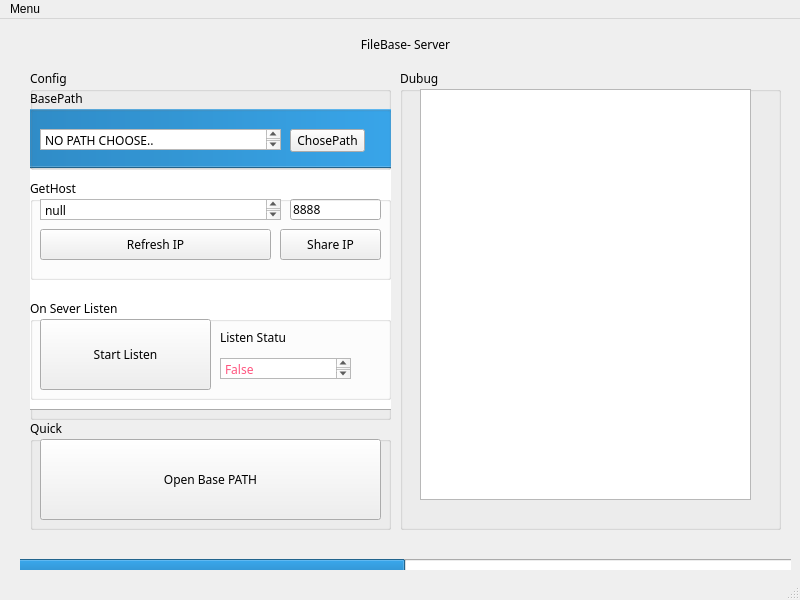
This is FSyncX/FSync_FullVersion/MainWindow.ui in sangko-dgq/My-Qt-Test-Projects as Qt 5 draws it before an edit. The edited form follows.
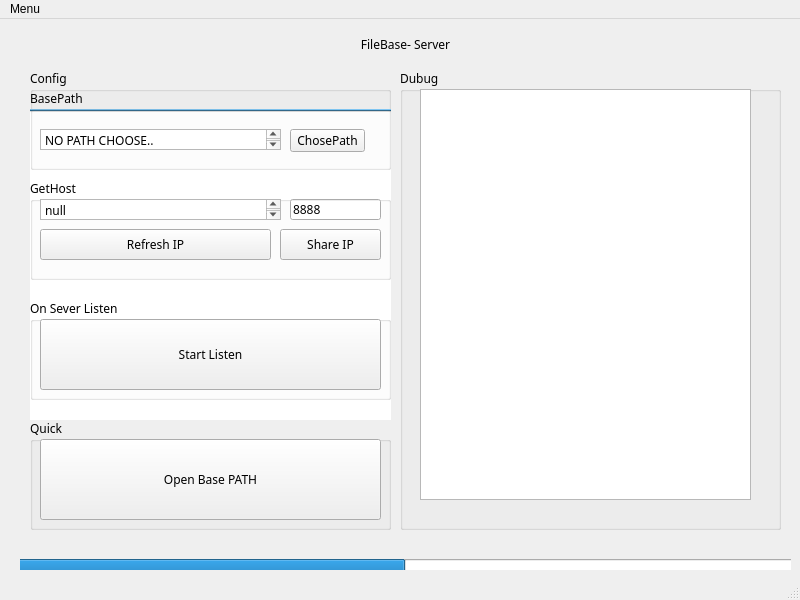
This is the edited form.

```diff
--- a/FSyncX/FSync_FullVersion/MainWindow.ui
+++ b/FSyncX/FSync_FullVersion/MainWindow.ui
@@ -415,7 +415,7 @@
          <x>-30</x>
          <y>40</y>
          <width>411</width>
-         <height>301</height>
+         <height>321</height>
         </rect>
        </property>
        <property name="font">
@@ -424,7 +424,7 @@
         </font>
        </property>
        <property name="value">
-        <number>20</number>
+        <number>1</number>
        </property>
        <property name="textVisible">
         <bool>false</bool>
@@ -453,7 +453,7 @@
          <rect>
           <x>10</x>
           <y>20</y>
-          <width>171</width>
+          <width>341</width>
           <height>71</height>
          </rect>
         </property>
@@ -461,39 +461,6 @@
          <string>Start Listen</string>
         </property>
        </widget>
-       <widget class="QTextBrowser" name="textBrowser_3">
-        <property name="geometry">
-         <rect>
-          <x>190</x>
-          <y>59</y>
-          <width>131</width>
-          <height>21</height>
-         </rect>
-        </property>
-        <property name="horizontalScrollBarPolicy">
-         <enum>Qt::ScrollBarAlwaysOff</enum>
-        </property>
-        <property name="html">
-         <string>&lt;!DOCTYPE HTML PUBLIC &quot;-//W3C//DTD HTML 4.0//EN&quot; &quot;http://www.w3.org/TR/REC-html40/strict.dtd&quot;&gt;
-&lt;html&gt;&lt;head&gt;&lt;meta name=&quot;qrichtext&quot; content=&quot;1&quot; /&gt;&lt;style type=&quot;text/css&quot;&gt;
-p, li { white-space: pre-wrap; }
-&lt;/style&gt;&lt;/head&gt;&lt;body style=&quot; font-family:'Fira Code'; font-size:9pt; font-weight:400; font-style:normal;&quot;&gt;
-&lt;p style=&quot; margin-top:0px; margin-bottom:0px; margin-left:0px; margin-right:0px; -qt-block-indent:0; text-indent:0px;&quot;&gt;&lt;span style=&quot; color:#ff557f;&quot;&gt;False&lt;/span&gt;&lt;/p&gt;&lt;/body&gt;&lt;/html&gt;</string>
-        </property>
-       </widget>
-       <widget class="QLabel" name="label">
-        <property name="geometry">
-         <rect>
-          <x>190</x>
-          <y>30</y>
-          <width>91</width>
-          <height>16</height>
-         </rect>
-        </property>
-        <property name="text">
-         <string>Listen Statu</string>
-        </property>
-       </widget>
       </widget>
       <widget class="QGroupBox" name="groupBox_5">
        <property name="geometry">
```
Left out of the diff: 6 changed lines with no effect on the pictures.
